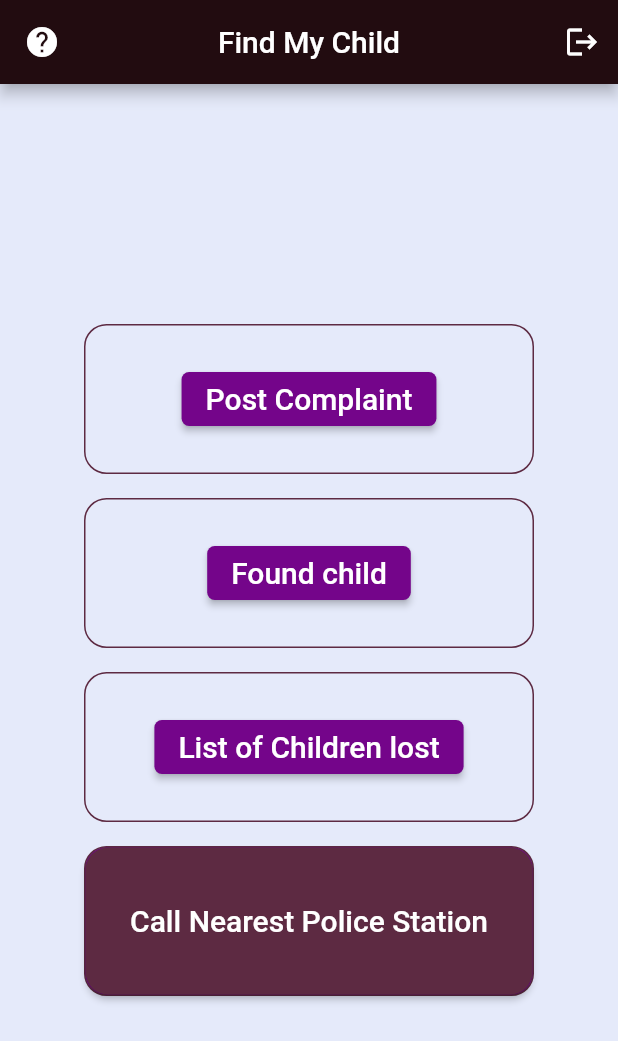
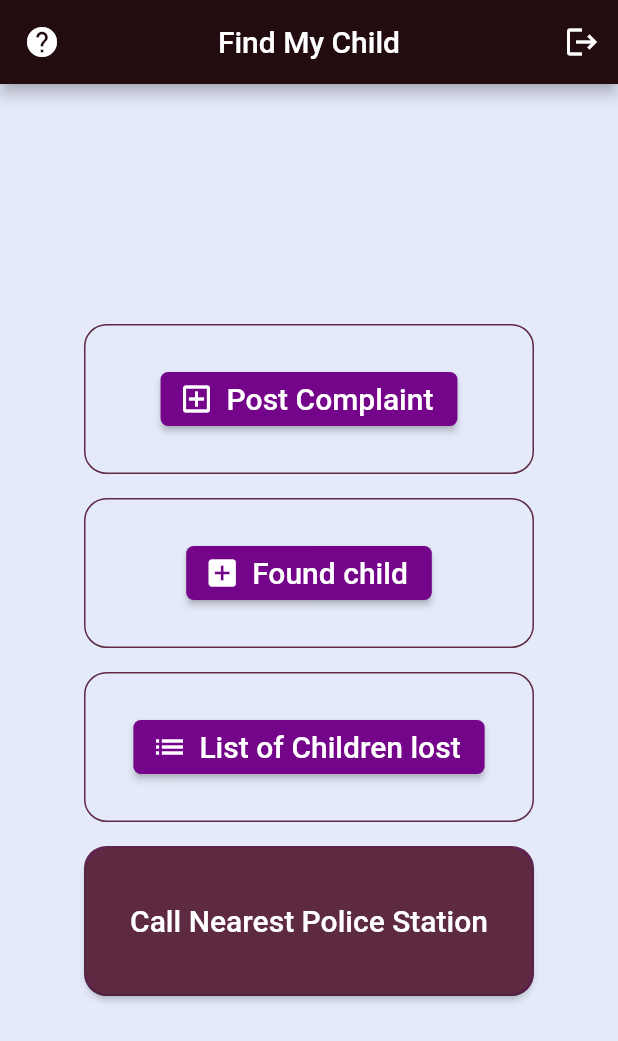
Before and after one commit to EnigmaEnforcers/App, a Flutter app: the HomePage screen opened directly, on a phone screen of 412 x 824 dp. Shown: the top 1041 px of the screen. Run offline on Flutter 3.47's test engine with Material 2 defaults, Android fonts, the phone set to English and light mode, and no system bars; our stand-ins replace firebase_core, firebase_storage, flutter_image_compress, image_picker, shared_preferences, smooth_page_indicator; accounts and stored records are empty.

Commit message:
minor changes

```diff
--- a/lib/model/homepagebutton.dart
+++ b/lib/model/homepagebutton.dart
@@ -4,8 +4,9 @@ import 'package:flutter/material.dart';
 class HomePageButton extends StatefulWidget {
   final String buttonText;
   final Widget screen;
+  final IconData icon;
   const HomePageButton(
-      {super.key, required this.screen, required this.buttonText});
+      {super.key, required this.screen, required this.buttonText, required this.icon});
 
   @override
   State<HomePageButton> createState() => _HomePageButtonState();
@@ -28,7 +29,7 @@ class _HomePageButtonState extends State<HomePageButton> {
                 border: Border.all(color: lighttheme.colorScheme.secondary),
                 borderRadius: BorderRadius.circular(15)),
           ),
-          ElevatedButton(
+          ElevatedButton.icon(
             style: ButtonStyle(
                 backgroundColor:
                     MaterialStatePropertyAll(lighttheme.colorScheme.primary),
@@ -46,7 +47,9 @@ class _HomePageButtonState extends State<HomePageButton> {
               );
               Navigator.of(context).pop();
             },
-            child: Text(widget.buttonText, style: const TextStyle(fontSize: 20)),
+            label:
+                Text(widget.buttonText, style: const TextStyle(fontSize: 20)),
+            icon: Icon(widget.icon),
           ),
         ],
       ),
--- a/lib/screens/homepage.dart
+++ b/lib/screens/homepage.dart
@@ -86,11 +86,20 @@ class _HomePageState extends State<HomePage> {
             mainAxisAlignment: MainAxisAlignment.center,
             children: [
               const HomePageButton(
-                  buttonText: "Post Complaint", screen: PostComplaint()),
+                buttonText: "Post Complaint",
+                screen: PostComplaint(),
+                icon: Icons.add_box_outlined,
+              ),
               const HomePageButton(
-                  buttonText: "Found child", screen: ChildFound()),
+                buttonText: "Found child",
+                screen: ChildFound(),
+                icon: Icons.add_box,
+              ),
               const HomePageButton(
-                  buttonText: "List of Children lost", screen: AllChildren()),
+                buttonText: "List of Children lost",
+                screen: AllChildren(),
+                icon: Icons.list,
+              ),
               Padding(
                 padding: const EdgeInsets.all(8.0),
                 child: Container(
```
